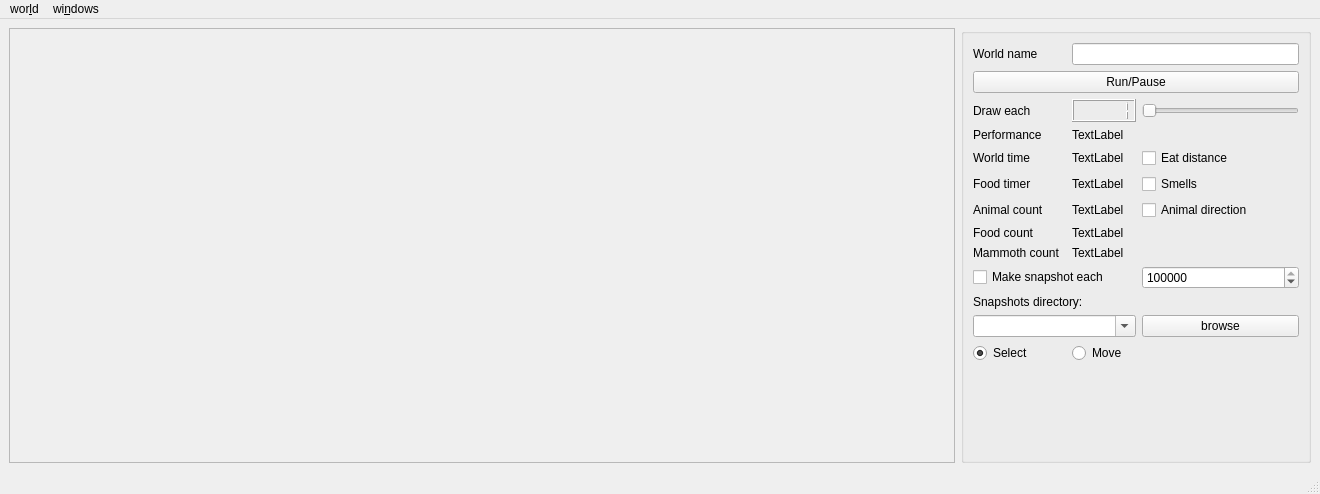
Old version of the form animals/main_window.ui in the repository zshimanchik/animals.
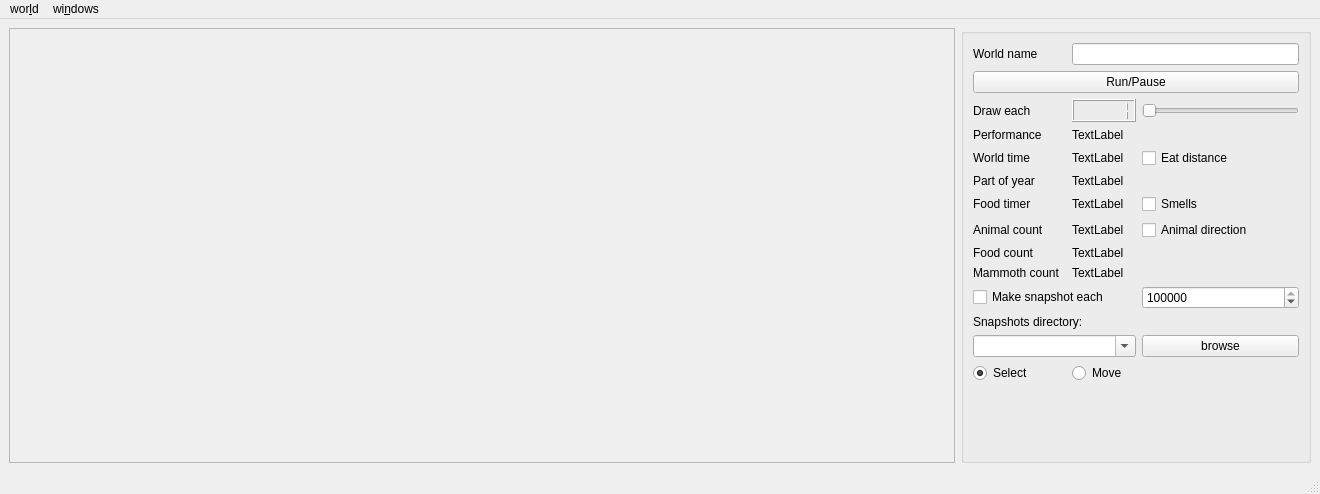
New version of the form.

Commit message: year implemented

```diff
--- a/animals/main_window.ui
+++ b/animals/main_window.ui
@@ -65,7 +65,7 @@
        </size>
       </property>
       <layout class="QGridLayout" name="gridLayout">
-       <item row="9" column="4">
+       <item row="10" column="4">
         <widget class="QSpinBox" name="make_snapshots_spinbox">
          <property name="minimum">
           <number>1</number>
@@ -88,6 +88,9 @@
          </property>
         </widget>
        </item>
+       <item row="0" column="3" colspan="2">
+        <widget class="QLineEdit" name="world_name_lineedit"/>
+       </item>
        <item row="4" column="3">
         <widget class="QLabel" name="world_time_label">
          <property name="text">
@@ -95,7 +98,7 @@
          </property>
         </widget>
        </item>
-       <item row="6" column="1">
+       <item row="7" column="1">
         <widget class="QLabel" name="animal_count_label_lbl">
          <property name="text">
           <string>Animal count</string>
@@ -109,7 +112,7 @@
          </property>
         </widget>
        </item>
-       <item row="5" column="1">
+       <item row="6" column="1">
         <widget class="QLabel" name="food_timer_label_lbl">
          <property name="text">
           <string>Food timer</string>
@@ -135,14 +138,14 @@
          </property>
         </widget>
        </item>
-       <item row="7" column="1">
+       <item row="8" column="1">
         <widget class="QLabel" name="food_count_label_lbl">
          <property name="text">
           <string>Food count</string>
          </property>
         </widget>
        </item>
-       <item row="8" column="3">
+       <item row="9" column="3">
         <widget class="QLabel" name="mammoth_count_label">
          <property name="text">
           <string>TextLabel</string>
@@ -165,13 +168,20 @@
          </property>
         </widget>
        </item>
-       <item row="8" column="1">
+       <item row="9" column="1">
         <widget class="QLabel" name="mammoth_count_label_lbl">
          <property name="text">
           <string>Mammoth count</string>
          </property>
         </widget>
        </item>
+       <item row="2" column="3">
+        <widget class="QLCDNumber" name="draw_each_times_lcd">
+         <property name="intValue" stdset="0">
+          <number>1</number>
+         </property>
+        </widget>
+       </item>
        <item row="4" column="4">
         <widget class="QCheckBox" name="eat_distance_checkbox">
          <property name="text">
@@ -179,7 +189,7 @@
          </property>
         </widget>
        </item>
-       <item row="13" column="3">
+       <item row="14" column="3">
         <spacer name="verticalSpacer">
          <property name="orientation">
           <enum>Qt::Vertical</enum>
@@ -192,49 +202,42 @@
          </property>
         </spacer>
        </item>
-       <item row="6" column="3">
+       <item row="7" column="3">
         <widget class="QLabel" name="animal_count_label">
          <property name="text">
           <string>TextLabel</string>
          </property>
         </widget>
        </item>
-       <item row="2" column="3">
-        <widget class="QLCDNumber" name="draw_each_times_lcd">
-         <property name="intValue" stdset="0">
-          <number>1</number>
-         </property>
-        </widget>
-       </item>
-       <item row="5" column="3">
+       <item row="6" column="3">
         <widget class="QLabel" name="food_timer_label">
          <property name="text">
           <string>TextLabel</string>
          </property>
         </widget>
        </item>
-       <item row="11" column="4">
+       <item row="12" column="4">
         <widget class="QPushButton" name="browse_snapshot_directory_button">
          <property name="text">
           <string>browse</string>
          </property>
         </widget>
        </item>
-       <item row="6" column="4">
+       <item row="7" column="4">
         <widget class="QCheckBox" name="animal_direction_checkbox">
          <property name="text">
           <string>Animal direction</string>
          </property>
         </widget>
        </item>
-       <item row="5" column="4">
+       <item row="6" column="4">
         <widget class="QCheckBox" name="smells_checkbox">
          <property name="text">
           <string>Smells</string>
          </property>
         </widget>
        </item>
-       <item row="7" column="3">
+       <item row="8" column="3">
         <widget class="QLabel" name="food_count_label">
          <property name="text">
           <string>TextLabel</string>
@@ -255,17 +258,14 @@
          </property>
         </widget>
        </item>
-       <item row="0" column="3" colspan="2">
-        <widget class="QLineEdit" name="world_name_lineedit"/>
-       </item>
-       <item row="11" column="1" colspan="3">
+       <item row="12" column="1" colspan="3">
         <widget class="QComboBox" name="snapshot_directory_combobox">
          <property name="editable">
           <bool>true</bool>
          </property>
         </widget>
        </item>
-       <item row="12" column="1">
+       <item row="13" column="1">
         <widget class="QRadioButton" name="select_radiobutton">
          <property name="text">
           <string>Select</string>
@@ -275,22 +275,22 @@
          </property>
         </widget>
        </item>
-       <item row="12" column="3">
+       <item row="13" column="3">
         <widget class="QRadioButton" name="move_radiobutton">
          <property name="text">
           <string>Move</string>
          </property>
         </widget>
        </item>
-       <item row="9" column="1" colspan="3">
+       <item row="10" column="1" colspan="3">
         <widget class="QCheckBox" name="make_snapshots_checkbox">
          <property name="text">
           <string>Make snapshot each</string>
          </property>
         </widget>
        </item>
-       <item row="10" column="1" colspan="4">
-        <widget class="QLabel" name="label">
+       <item row="11" column="1" colspan="4">
+        <widget class="QLabel" name="snapshot_directory_lbl">
          <property name="text">
           <string>Snapshots directory:</string>
          </property>
@@ -303,6 +303,20 @@
          </property>
         </widget>
        </item>
+       <item row="5" column="1">
+        <widget class="QLabel" name="part_of_year_label_lbl">
+         <property name="text">
+          <string>Part of year</string>
+         </property>
+        </widget>
+       </item>
+       <item row="5" column="3">
+        <widget class="QLabel" name="part_of_year_label">
+         <property name="text">
+          <string>TextLabel</string>
+         </property>
+        </widget>
+       </item>
       </layout>
      </widget>
     </item>
```
The commit also changes 5 other files.
